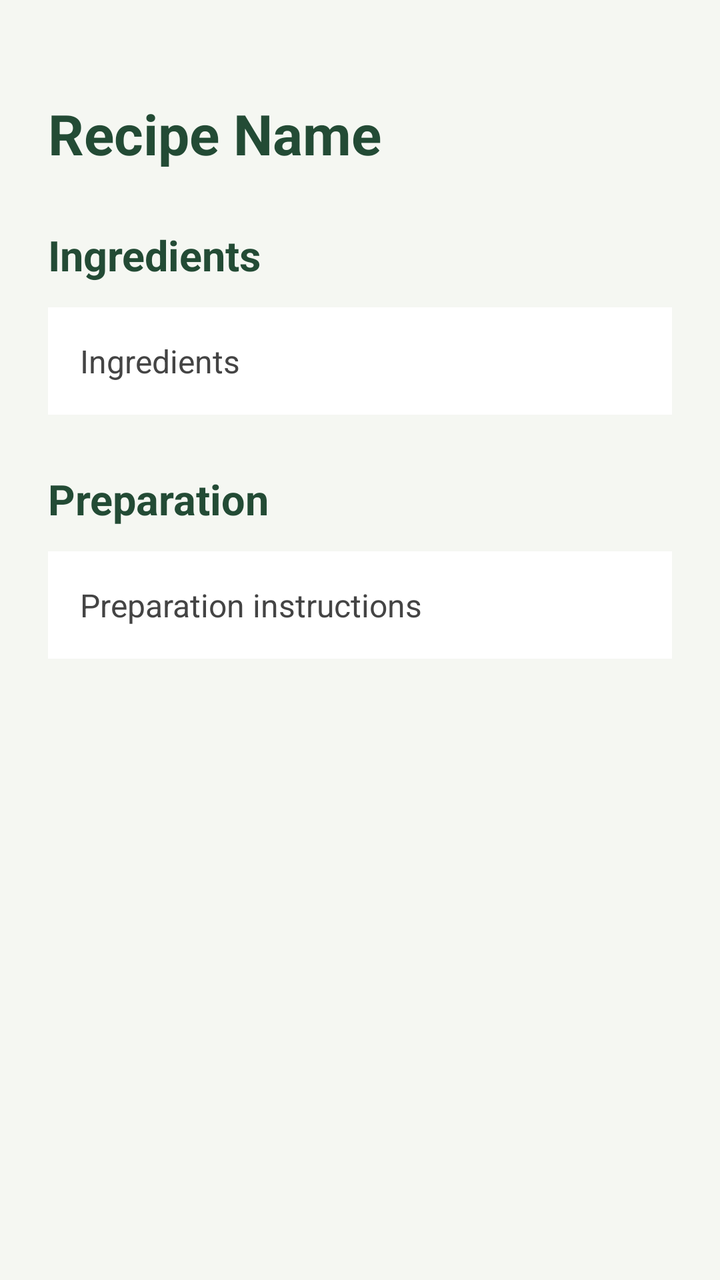
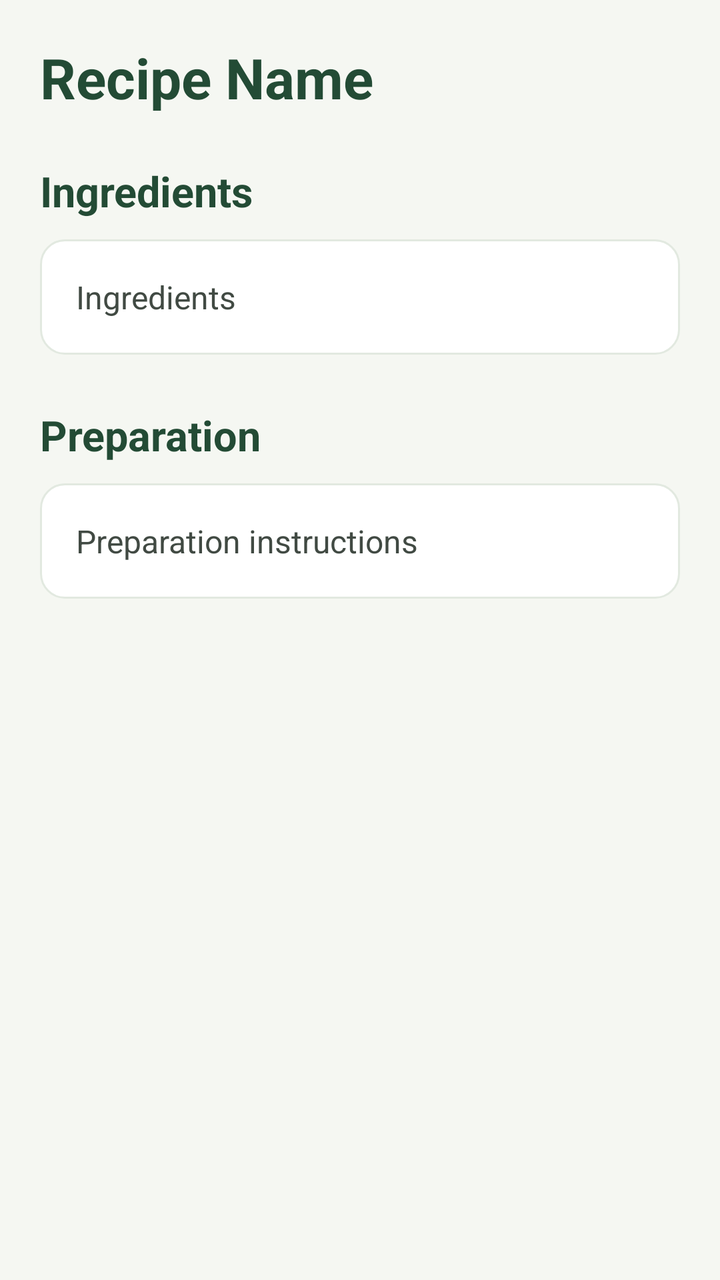

The first picture is an Android layout as it rendered before a commit; the second is the same layout after the commit. The layout source and the unified diff follow.
<!-- AndroidManifest.xml: application theme Theme.SmartPantryManager -->
<!-- res/layout/activity_recipe_detail.xml -->
<?xml version="1.0" encoding="utf-8"?>
<ScrollView
    xmlns:android="http://schemas.android.com/apk/res/android"
    android:layout_width="match_parent"
    android:layout_height="match_parent"
    android:background="#F5F7F2"
    android:fillViewport="true">

    <LinearLayout
        android:layout_width="match_parent"
        android:layout_height="wrap_content"
        android:orientation="vertical"
        android:padding="24dp">

        
        <TextView
            android:id="@+id/txtRecipeName"
            android:layout_width="match_parent"
            android:layout_height="wrap_content"
            android:text="Recipe Name"
            android:textSize="28sp"
            android:textStyle="bold"
            android:textColor="#234B35"
            android:lineSpacingExtra="3dp"
            android:layout_marginTop="24dp"
            android:layout_marginBottom="28dp"
            android:includeFontPadding="true" />

        
        <TextView
            android:layout_width="match_parent"
            android:layout_height="wrap_content"
            android:text="Ingredients"
            android:textSize="21sp"
            android:textStyle="bold"
            android:textColor="#234B35"
            android:layout_marginBottom="12dp" />

        <TextView
            android:id="@+id/txtRecipeIngredients"
            android:layout_width="match_parent"
            android:layout_height="wrap_content"
            android:text="Ingredients"
            android:textSize="16sp"
            android:textColor="#444444"
            android:lineSpacingExtra="5dp"
            android:padding="16dp"
            android:background="#FFFFFF"
            android:layout_marginBottom="28dp" />

        
        <TextView
            android:layout_width="match_parent"
            android:layout_height="wrap_content"
            android:text="Preparation"
            android:textSize="21sp"
            android:textStyle="bold"
            android:textColor="#234B35"
            android:layout_marginBottom="12dp" />

        <TextView
            android:id="@+id/txtRecipeInstructions"
            android:layout_width="match_parent"
            android:layout_height="wrap_content"
            android:text="Preparation instructions"
            android:textSize="16sp"
            android:textColor="#444444"
            android:lineSpacingExtra="6dp"
            android:padding="16dp"
            android:background="#FFFFFF" />

    </LinearLayout>

</ScrollView>
<!-- resources referenced by this layout -->
<resources>
  <style name="Theme.SmartPantryManager" parent="Base.Theme.SmartPantryManager" />
  <style name="Base.Theme.SmartPantryManager" parent="Theme.Material3.DayNight">
  
          
          
      </style>
</resources>

<!-- the commit's change to res/layout/activity_recipe_detail.xml (unified diff, before → after) -->
@@ -4,13 +4,17 @@
     android:layout_width="match_parent"
     android:layout_height="match_parent"
     android:background="#F5F7F2"
-    android:fillViewport="true">
+    android:fillViewport="true"
+    android:clipToPadding="false">
 
     <LinearLayout
         android:layout_width="match_parent"
         android:layout_height="wrap_content"
         android:orientation="vertical"
-        android:padding="24dp">
+        android:paddingStart="20dp"
+        android:paddingEnd="20dp"
+        android:paddingTop="20dp"
+        android:paddingBottom="28dp">
 
         
         <TextView
@@ -22,9 +26,8 @@
             android:textStyle="bold"
             android:textColor="#234B35"
             android:lineSpacingExtra="3dp"
-            android:layout_marginTop="24dp"
-            android:layout_marginBottom="28dp"
-            android:includeFontPadding="true" />
+            android:includeFontPadding="true"
+            android:layout_marginBottom="24dp" />
 
         
         <TextView
@@ -34,19 +37,20 @@
             android:textSize="21sp"
             android:textStyle="bold"
             android:textColor="#234B35"
-            android:layout_marginBottom="12dp" />
+            android:layout_marginBottom="10dp" />
 
+        
         <TextView
             android:id="@+id/txtRecipeIngredients"
             android:layout_width="match_parent"
             android:layout_height="wrap_content"
             android:text="Ingredients"
             android:textSize="16sp"
-            android:textColor="#444444"
-            android:lineSpacingExtra="5dp"
-            android:padding="16dp"
-            android:background="#FFFFFF"
-            android:layout_marginBottom="28dp" />
+            android:textColor="#414A43"
+            android:lineSpacingExtra="6dp"
+            android:padding="18dp"
+            android:background="@drawable/bg_recipe_detail_card"
+            android:layout_marginBottom="26dp" />
 
         
         <TextView
@@ -56,18 +60,19 @@
             android:textSize="21sp"
             android:textStyle="bold"
             android:textColor="#234B35"
-            android:layout_marginBottom="12dp" />
+            android:layout_marginBottom="10dp" />
 
+        
         <TextView
             android:id="@+id/txtRecipeInstructions"
             android:layout_width="match_parent"
             android:layout_height="wrap_content"
             android:text="Preparation instructions"
             android:textSize="16sp"
-            android:textColor="#444444"
-            android:lineSpacingExtra="6dp"
-            android:padding="16dp"
-            android:background="#FFFFFF" />
+            android:textColor="#414A43"
+            android:lineSpacingExtra="7dp"
+            android:padding="18dp"
+            android:background="@drawable/bg_recipe_detail_card" />
 
     </LinearLayout>
 
<!-- resource entries referenced after the edit -->
@@ -1,5 +1,19 @@
 <!-- resources referenced by this layout -->
 <resources>
+  <!-- drawable bg_recipe_detail_card (drawable) -->
+  <?xml version="1.0" encoding="utf-8"?>
+  <shape xmlns:android="http://schemas.android.com/apk/res/android"
+      android:shape="rectangle">
+  
+      <solid android:color="#FFFFFF" />
+  
+      <corners android:radius="12dp" />
+  
+      <stroke
+          android:width="1dp"
+          android:color="#E2E9E0" />
+  
+  </shape>
   <style name="Theme.SmartPantryManager" parent="Base.Theme.SmartPantryManager" />
   <style name="Base.Theme.SmartPantryManager" parent="Theme.Material3.DayNight">
   
